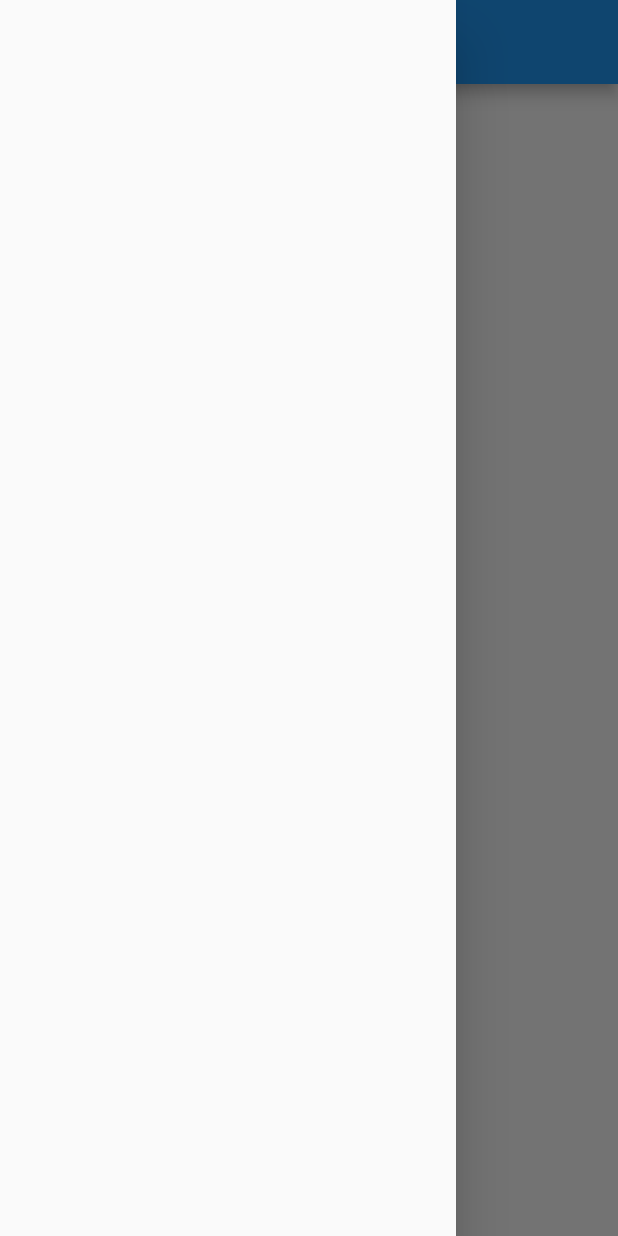
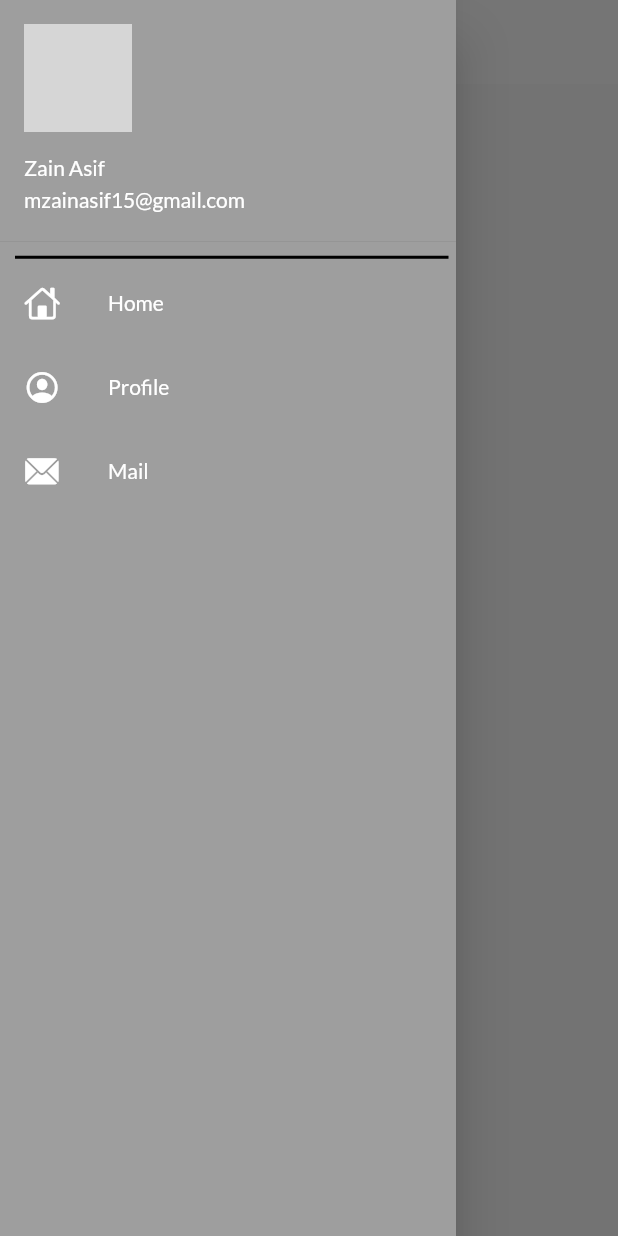
Before and after one commit to zainasif123/30DaysOfFlutter, a Flutter app: the zain screen opened directly, with the side drawer open, on a phone screen of 412 x 824 dp. Run offline on Flutter 3.47's test engine with Material 2 defaults, Android fonts, the phone set to English and light mode, and no system bars; our stand-ins replace google_fonts, matcher; network calls fail; grey boxes are pictures that could not be loaded.

Commit message:
day 9 completed

```diff
--- /dev/null
+++ b/lib/Models/catalog.dart
@@ -0,0 +1,29 @@
+import 'package:matcher/matcher.dart';
+
+class Item {
+  final String id;
+  final String name;
+  final String desc;
+  final num price;
+  final String color;
+  final String image;
+
+  Item(
+      {required this.id,
+      required this.name,
+      required this.desc,
+      required this.price,
+      required this.color,
+      required this.image});
+}
+
+final products = [
+  Item(
+      id: "Codepur001",
+      name: "iPhone 12 Pro",
+      desc: "Apple iPhone 12th generation",
+      price: 999,
+      color: "#33505a",
+      image:
+          "https://encrypted-tbn0.gstatic.com/images?q=tbn:ANd9GcRISJ6msIu4AU9_M9ZnJVQVFmfuhfyJjEtbUm3ZK11_8IV9TV25-1uM5wHjiFNwKy99w0mR5Hk&usqp=CAc")
+];
--- /dev/null
+++ b/lib/Widget/drawer.dart
@@ -0,0 +1,65 @@
+import 'package:flutter/cupertino.dart';
+import 'package:flutter/material.dart';
+
+class MyDrawer extends StatelessWidget {
+  String imgurl =
+      "https://images.squarespace-cdn.com/content/v1/6144d106ee0f834ae92b4f60/1670430380639-6UKJK7Y4MBPHTMUXODWQ/Mia+Malkova+is+the+baddest+angel+you%27ve+seen+this+week+.jpg?format=1000w";
+  MyDrawer({super.key});
+
+  @override
+  Widget build(BuildContext context) {
+    return Drawer(
+        backgroundColor: Colors.grey,
+        child: ListView(
+          children: [
+            UserAccountsDrawerHeader(
+              decoration: BoxDecoration(color: Colors.grey),
+              accountName: Text("Zain Asif"),
+              accountEmail: Text("mzainasif15@gmail.com"),
+              currentAccountPicture: CircleAvatar(
+                backgroundImage: NetworkImage(
+                  imgurl,
+                ),
+              ),
+            ),
+            const Divider(
+              thickness: 2,
+              indent: 10,
+              endIndent: 5,
+              color: Colors.black,
+              height: 5,
+            ),
+            ListTile(
+              leading: Icon(
+                CupertinoIcons.home,
+                color: Colors.white,
+              ),
+              title: Text(
+                "Home",
+                style: TextStyle(color: Colors.white),
+              ),
+            ),
+            ListTile(
+              leading: Icon(
+                CupertinoIcons.profile_circled,
+                color: Colors.white,
+              ),
+              title: Text(
+                "Profile",
+                style: TextStyle(color: Colors.white),
+              ),
+            ),
+            ListTile(
+              leading: Icon(
+                CupertinoIcons.mail_solid,
+                color: Colors.white,
+              ),
+              title: Text(
+                "Mail",
+                style: TextStyle(color: Colors.white),
+              ),
+            ),
+          ],
+        ));
+  }
+}
--- a/lib/main.dart
+++ b/lib/main.dart
@@ -1,5 +1,6 @@
 import 'package:flutter/material.dart';
 import 'package:google_fonts/google_fonts.dart';
+import 'package:myapp1/Widget/drawer.dart';
 import 'package:myapp1/utils/routes.dart';
 
 void main() {
@@ -20,7 +21,8 @@ class Home extends StatelessWidget {
         //primarySwatch: Colors.green,
       ),
       debugShowCheckedModeBanner: false,
-      initialRoute: "/screen1",
+      //initialRoute: "/screen1",
+      initialRoute: "/",
       routes: {
         "/": (context) => zain(),
         // "/screen1": (context) => loginpage(),
@@ -40,23 +42,29 @@ class zain extends StatelessWidget {
     int days = 30;
     return Scaffold(
       appBar: AppBar(
+        iconTheme: IconThemeData(color: Colors.black),
         actions: [],
-        title: Text("zain"),
-        centerTitle: false,
+        title: Text(
+          "Catalog",
+          style: TextStyle(color: Colors.black),
+        ),
+        centerTitle: true,
+        backgroundColor: Colors.white,
+        elevation: 0,
       ),
       body: Center(
         child: Container(
-          child: Text(
-            "zain $days",
-            style: TextStyle(
-                fontSize: 20,
-                fontWeight: FontWeight.bold,
-                color: Colors.orange),
-            textScaleFactor: 3,
-          ),
-        ),
+            // child: Text(
+            //   "zain $days",
+            //   style: TextStyle(
+            //       fontSize: 20,
+            //       fontWeight: FontWeight.bold,
+            //       color: Colors.orange),
+            //   textScaleFactor: 3,
+            // ),
+            ),
       ),
-      drawer: Drawer(),
+      drawer: MyDrawer(),
     );
   }
 }
```
